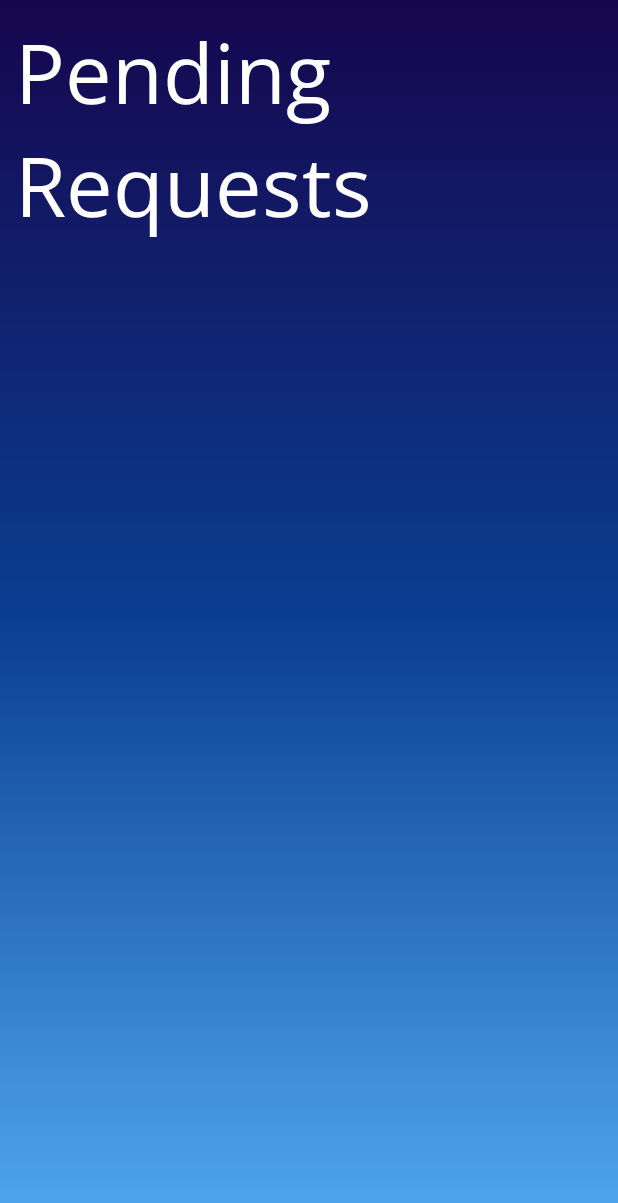
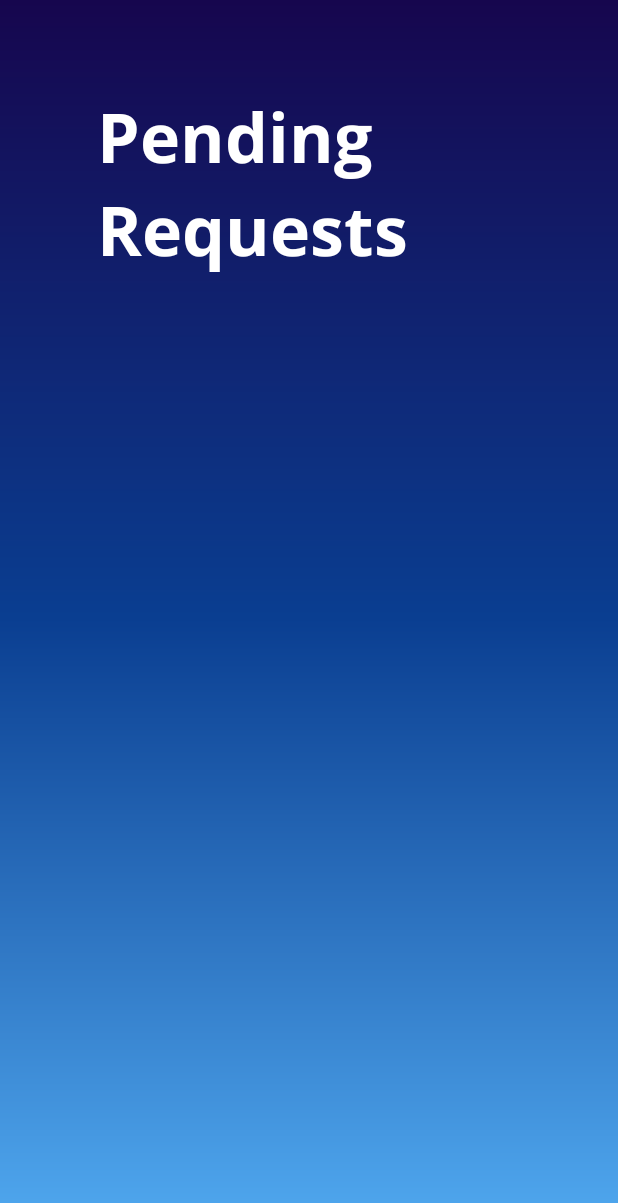
Before and after one commit to VSen910/Room-Booking-App, an Android app: the layout activity_pending_req.xml on its own in the app's theme, with its tools: preview values and no code run, on a phone screen of 412 x 824 dp. Shown: the top 1203 px of the screen. Run offline under Robolectric (Android 15) with nearby library versions, the phone set to English and light mode, and no system bars.

```diff
--- a/app/src/main/java/com/example/roombookingapp/PendingRequestActivity.java
+++ b/app/src/main/java/com/example/roombookingapp/PendingRequestActivity.java
@@ -72,14 +72,14 @@ public class PendingRequestActivity extends AppCompatActivity implements Request
         dialog1.setPositiveButton("ACCEPT", new DialogInterface.OnClickListener() {
             @Override
             public void onClick(DialogInterface dialogInterface, int i) {
-                Toast.makeText(PendingRequestActivity.this, "Accepted", Toast.LENGTH_SHORT).show();
+                Toast.makeText(getApplicationContext(), "Accepted", Toast.LENGTH_LONG).show();
             }
         });
 
         dialog1.setNegativeButton("DECLINE", new DialogInterface.OnClickListener() {
             @Override
             public void onClick(DialogInterface dialogInterface, int i) {
-                Toast.makeText(PendingRequestActivity.this, "Declined", Toast.LENGTH_SHORT).show();
+                Toast.makeText(getApplicationContext(), "Declined", Toast.LENGTH_LONG).show();
             }
         });
         dialog1.show();
--- a/app/src/main/res/layout/activity_pending_req.xml
+++ b/app/src/main/res/layout/activity_pending_req.xml
@@ -1,33 +1,59 @@
 <?xml version="1.0" encoding="utf-8"?>
-<RelativeLayout xmlns:android="http://schemas.android.com/apk/res/android"
+<androidx.constraintlayout.widget.ConstraintLayout xmlns:android="http://schemas.android.com/apk/res/android"
+    xmlns:app="http://schemas.android.com/apk/res-auto"
+    xmlns:tools="http://schemas.android.com/tools"
     android:layout_width="match_parent"
     android:layout_height="match_parent"
     android:background="@drawable/gradient">
 
     <TextView
-        android:layout_width="match_parent"
-        android:layout_height="180dp"
+        android:id="@+id/textView13"
+        android:layout_width="0dp"
+        android:layout_height="0dp"
+        android:layout_marginTop="60dp"
+        android:fontFamily="@font/opensans_bold"
         android:text="Pending Requests"
-        android:textSize="55sp"
-        android:layout_marginStart="10dp"
-        android:layout_marginTop="10dp"
         android:textColor="@color/white"
-        android:fontFamily="@font/opensans_regular"
-        />
+        android:textSize="45sp"
+        app:layout_constraintDimensionRatio="2:1"
+        app:layout_constraintEnd_toStartOf="@+id/guideline16"
+        app:layout_constraintHorizontal_bias="0.0"
+        app:layout_constraintStart_toStartOf="@+id/guideline15"
+        app:layout_constraintTop_toTopOf="parent" />
 
-    <RelativeLayout
-        android:layout_width="match_parent"
-        android:layout_height="700dp"
-        android:layout_marginTop="200dp">
     <androidx.recyclerview.widget.RecyclerView
         android:id="@+id/pending"
         android:layout_width="match_parent"
         android:layout_height="match_parent"
->
+        android:layout_marginTop="200dp"
+        app:layout_constraintBottom_toBottomOf="parent"
+        app:layout_constraintEnd_toEndOf="parent"
+        app:layout_constraintStart_toStartOf="parent"
+        app:layout_constraintTop_toBottomOf="@+id/textView13">
 
     </androidx.recyclerview.widget.RecyclerView>
 
-    </RelativeLayout>
+    <androidx.constraintlayout.widget.Guideline
+        android:id="@+id/guideline15"
+        android:layout_width="wrap_content"
+        android:layout_height="wrap_content"
+        android:orientation="vertical"
+        app:layout_constraintGuide_begin="65dp" />
+
+    <androidx.constraintlayout.widget.Guideline
+        android:id="@+id/guideline16"
+        android:layout_width="wrap_content"
+        android:layout_height="wrap_content"
+        android:orientation="vertical"
+        app:layout_constraintGuide_end="65dp" />
+
+    <!--    <RelativeLayout-->
+    <!--        android:layout_width="match_parent"-->
+    <!--        android:layout_height="700dp"-->
+    <!--        android:layout_marginTop="200dp">-->
+    <!--        -->
+
+    <!--    </RelativeLayout>-->
 
 
-</RelativeLayout>
+</androidx.constraintlayout.widget.ConstraintLayout>
```
Also changed, not shown: app/src/main/java/com/example/roombookingapp/RequestAdapter.java (+5 -5 lines), app/src/main/java/com/example/roombookingapp/RequestModel.java (+10 -10 lines), app/src/main/res/layout/activity_pending_row.xml (+39 -36 lines). Lines whose indentation alone changed are shown as unchanged.
